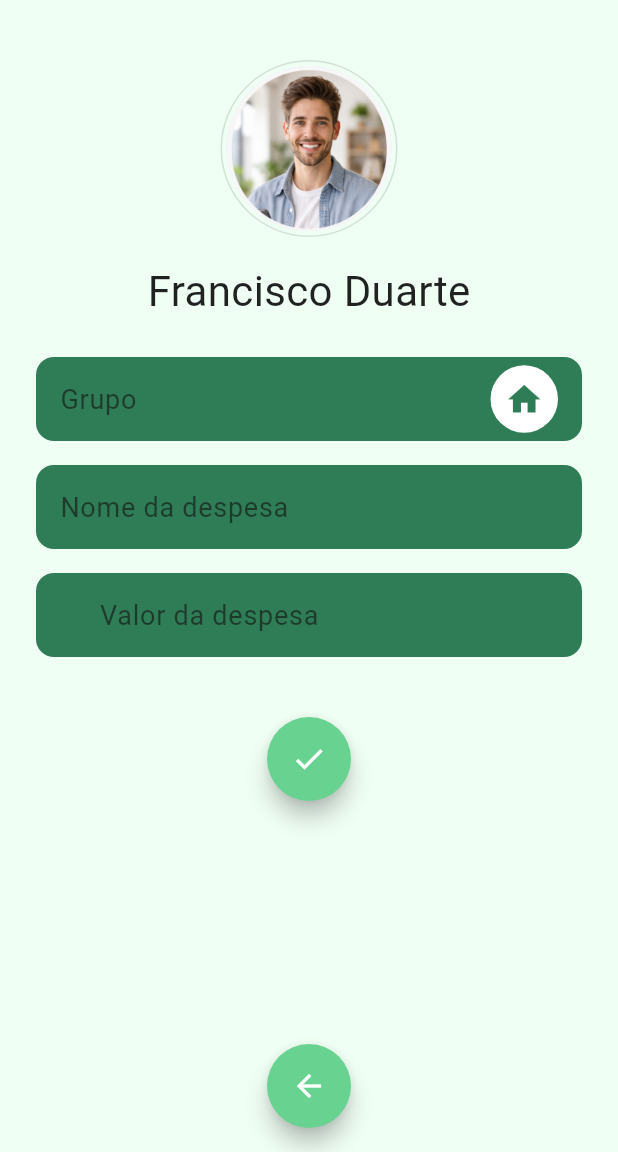
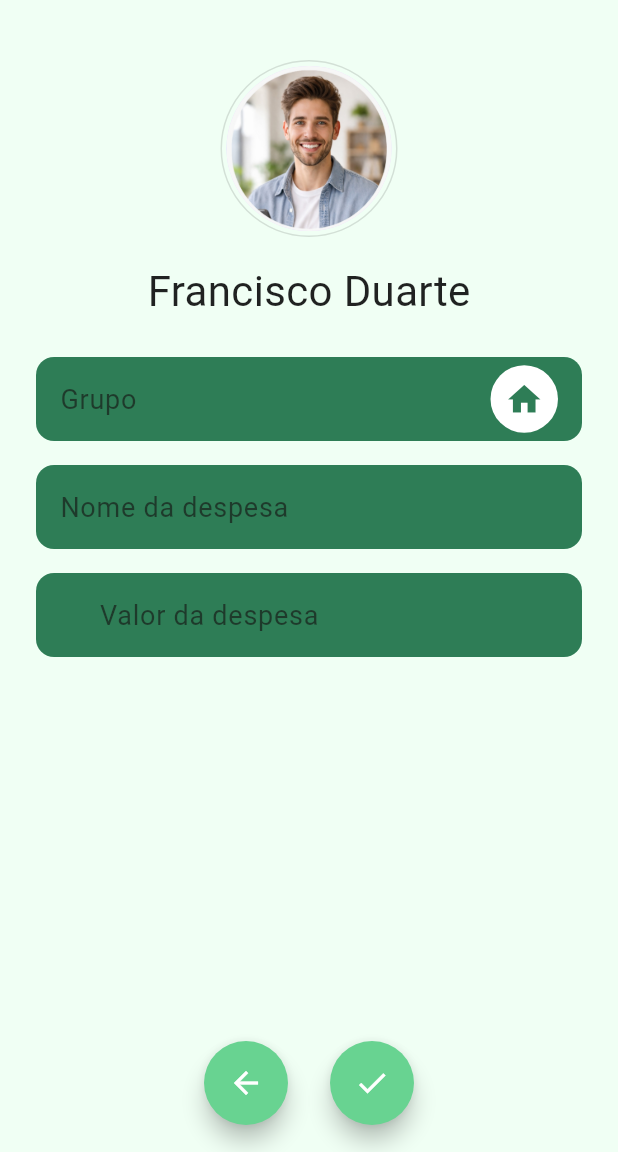
Before and after one commit to bastosmelo/fincontrol, a Flutter app: the ExpenseFormScreen screen opened directly, on a phone screen of 412 x 824 dp, the part 84-1236 px from its top. Run offline on Flutter 3.47's test engine with Material 3 defaults, Android fonts, the phone set to English and light mode, and no system bars.

Commit message:
atualização do botão
atualização do botão

```diff
--- a/lib/adddespesas.dart
+++ b/lib/adddespesas.dart
@@ -85,8 +85,14 @@ class _ExpenseFormScreenState extends State<ExpenseFormScreen> {
           ],
         ),
       ),
-      floatingActionButtonLocation: FloatingActionButtonLocation.centerFloat,
-      floatingActionButton: FloatingActionButton(
+      bottomNavigationBar: SafeArea(
+        child: Padding(
+          padding: const EdgeInsets.fromLTRB(24, 8, 24, 18),
+          child: Row(
+            mainAxisAlignment: MainAxisAlignment.center,
+            children: [
+              FloatingActionButton(
+                heroTag: 'backToDashboard',
                 backgroundColor: const Color(0xFF68D391),
                 shape: const CircleBorder(),
                 onPressed: () {
@@ -96,9 +102,21 @@ class _ExpenseFormScreenState extends State<ExpenseFormScreen> {
                 },
                 child: const Icon(Icons.arrow_back, color: Colors.white),
               ),
+              const SizedBox(width: 28),
+              FloatingActionButton(
+                heroTag: 'confirmExpense',
+                backgroundColor: const Color(0xFF68D391),
+                shape: const CircleBorder(),
+                onPressed: () {},
+                child: const Icon(Icons.check, color: Colors.white),
+              ),
+            ],
+          ),
+        ),
+      ),
       body: SingleChildScrollView(
         child: Padding(
-          padding: const EdgeInsets.symmetric(horizontal: 24.0, vertical: 16.0),
+          padding: const EdgeInsets.fromLTRB(24, 16, 24, 24),
           child: Column(
             crossAxisAlignment: CrossAxisAlignment.center,
             children: [
@@ -286,17 +304,7 @@ class _ExpenseFormScreenState extends State<ExpenseFormScreen> {
                   ),
                 ),
               ),
-              const SizedBox(height: 40),
-
-              // Botão de Confirmação (Check)
-              FloatingActionButton(
-                heroTag: 'confirmExpense',
-                backgroundColor: const Color(0xFF68D391),
-                shape: const CircleBorder(),
-                onPressed: () {},
-                child: const Icon(Icons.check, color: Colors.white),
-              ),
-              const SizedBox(height: 120),
+              const SizedBox(height: 24),
             ],
           ),
         ),
```
Also changed, not shown: lib/resumodespesas.dart (+10 -3 lines). Lines whose indentation alone changed are shown as unchanged.
